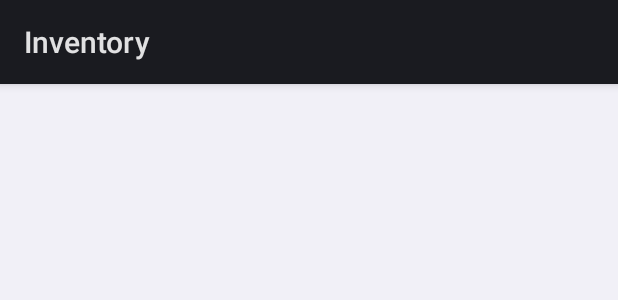
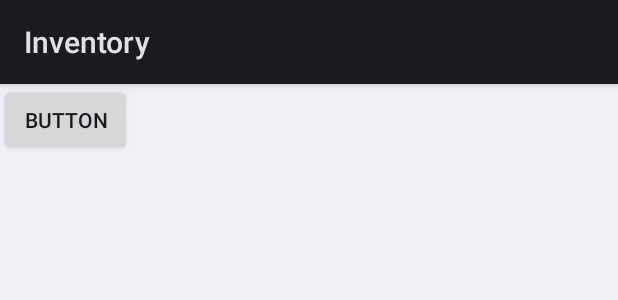
Before and after one commit to gradleupdate/OpzInventoryAndroid-1, an Android app: the layout fragment_main.xml on its own in the app's theme, with its tools: preview values and no code run, on a phone screen of 412 x 824 dp. Shown: the top 300 px of the screen. Run offline under Robolectric (Android 15) with nearby library versions, the phone set to English and light mode, and no system bars.

```diff
--- a/Inventory/src/main/res/layout-land/fragment_main.xml
+++ b/Inventory/src/main/res/layout-land/fragment_main.xml
@@ -17,10 +17,10 @@
 
     </LinearLayout>
 
+    <TableLayout
+        android:layout_width="match_parent"
+        android:layout_height="wrap_content">
 
-    <GridView
-        android:id="@+id/main_fragment_data"
-        android:layout_width="match_parent"
-        android:layout_height="match_parent"
-        android:layout_below="@+id/controls" />
+    </TableLayout>
+
 </RelativeLayout>
--- a/Inventory/src/main/res/layout/fragment_main.xml
+++ b/Inventory/src/main/res/layout/fragment_main.xml
@@ -3,8 +3,24 @@
     android:layout_width="match_parent"
     android:layout_height="match_parent">
 
-    <GridView
-        android:id="@+id/main_fragment_data"
+    <LinearLayout
+        android:id="@+id/controls"
         android:layout_width="match_parent"
-        android:layout_height="match_parent" />
+        android:layout_height="wrap_content"
+        android:gravity="top">
+
+        <Button
+            android:id="@+id/button"
+            android:layout_width="wrap_content"
+            android:layout_height="wrap_content"
+            android:text="Button" />
+
+    </LinearLayout>
+
+    <TableLayout
+        android:layout_width="match_parent"
+        android:layout_height="wrap_content">
+
+    </TableLayout>
+
 </FrameLayout>
```
Also changed, not shown: Inventory/src/main/java/com/opz/oasu/inventory/service/WbSvc.java (+20 -2 lines), Inventory/src/main/java/com/opz/oasu/inventory/ui/main/fragment/view/MainFragment.java (+6 -1 lines).
